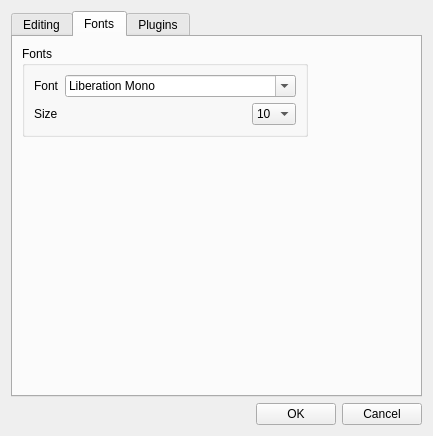
Qt form CompuCell3D/Twedit++/configurationdlg.ui (CompuCell3D/CompuCell3D) before a commit.
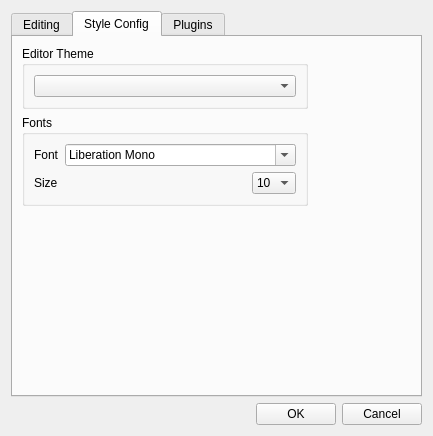
The same form after that commit. The open tabs and pages were chosen to show the change.

Commit message: Added themes to Twedit++

Diff of the .ui file:
```diff
--- a/CompuCell3D/Twedit++/configurationdlg.ui
+++ b/CompuCell3D/Twedit++/configurationdlg.ui
@@ -7,7 +7,7 @@
     <x>0</x>
     <y>0</y>
     <width>433</width>
-    <height>413</height>
+    <height>420</height>
    </rect>
   </property>
   <property name="windowTitle">
@@ -243,16 +243,32 @@
      </widget>
      <widget class="QWidget" name="tab_2">
       <attribute name="title">
-       <string>Fonts</string>
+       <string>Style Config</string>
       </attribute>
-      <layout class="QGridLayout" name="gridLayout_3">
-       <item row="0" column="0">
-        <widget class="QGroupBox" name="fontGroupBox">
+      <layout class="QVBoxLayout" name="verticalLayout_9">
+       <item>
+        <layout class="QHBoxLayout" name="horizontalLayout_8">
+         <item>
+          <layout class="QVBoxLayout" name="verticalLayout_8">
+           <item>
+            <widget class="QGroupBox" name="groupBox">
          <property name="title">
-          <string>Fonts</string>
+              <string>Editor Theme</string>
          </property>
          <layout class="QVBoxLayout" name="verticalLayout_5">
           <item>
+               <widget class="QComboBox" name="themeCB"/>
+              </item>
+             </layout>
+            </widget>
+           </item>
+           <item>
+            <widget class="QGroupBox" name="fontGroupBox">
+             <property name="title">
+              <string>Fonts</string>
+             </property>
+             <layout class="QVBoxLayout" name="verticalLayout_7">
+              <item>
            <layout class="QVBoxLayout" name="verticalLayout_4">
             <item>
              <layout class="QHBoxLayout" name="horizontalLayout_4">
@@ -376,28 +392,32 @@
          </layout>
         </widget>
        </item>
-       <item row="0" column="1">
+          </layout>
+         </item>
+         <item>
         <spacer name="horizontalSpacer_5">
          <property name="orientation">
           <enum>Qt::Horizontal</enum>
          </property>
          <property name="sizeHint" stdset="0">
           <size>
-           <width>138</width>
+             <width>40</width>
            <height>20</height>
           </size>
          </property>
         </spacer>
        </item>
-       <item row="1" column="0">
+        </layout>
+       </item>
+       <item>
         <spacer name="verticalSpacer_2">
          <property name="orientation">
           <enum>Qt::Vertical</enum>
          </property>
          <property name="sizeHint" stdset="0">
           <size>
-           <width>20</width>
-           <height>223</height>
+           <width>17</width>
+           <height>165</height>
           </size>
          </property>
         </spacer>
```
Lines whose indentation alone changed are shown as unchanged. The commit also changes 26 other files.
